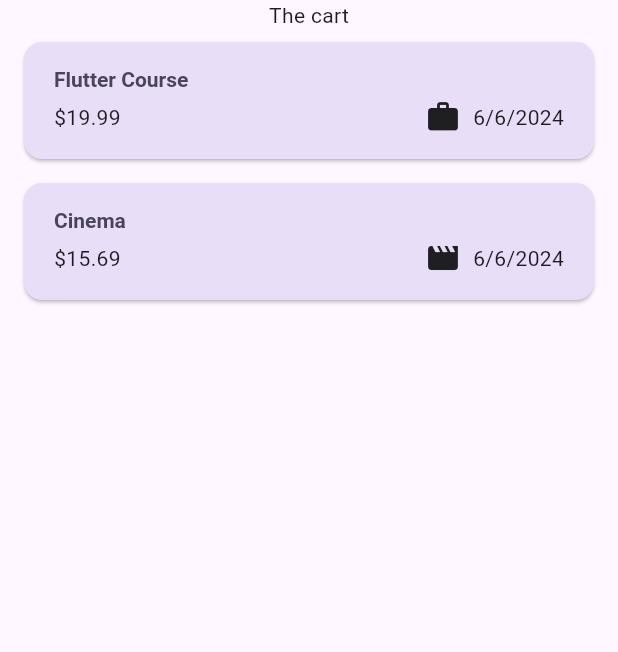
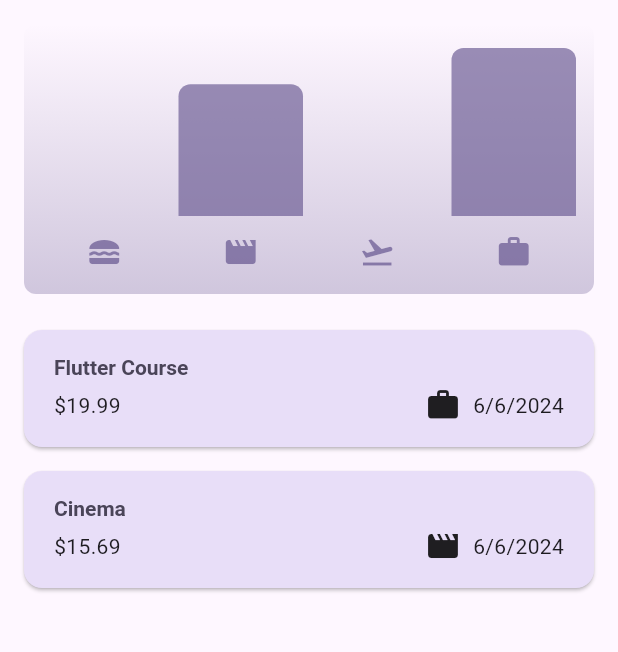
Before and after one commit to m0rb1u5/expense-tracker-app, a Flutter app: the screen it shows after launch, on a phone screen of 412 x 824 dp, the part 84-736 px from its top. Run offline on Flutter 3.47's test engine with Material 3 defaults, Android fonts, the phone set to English and light mode, and no system bars.

Commit message:
132. Adding Chart Widgets

```diff
--- /dev/null
+++ b/lib/widgets/chart/chart.dart
@@ -0,0 +1,95 @@
+import 'package:expense_tracker_app/models/expense.dart';
+import 'package:expense_tracker_app/widgets/chart/chart_bar.dart';
+import 'package:flutter/material.dart';
+
+
+class Chart extends StatelessWidget {
+  const Chart({super.key, required this.expenses});
+
+  final List<Expense> expenses;
+
+  List<ExpenseBucket> get buckets {
+    return [
+      ExpenseBucket.forCategory(expenses, Category.food),
+      ExpenseBucket.forCategory(expenses, Category.leisure),
+      ExpenseBucket.forCategory(expenses, Category.travel),
+      ExpenseBucket.forCategory(expenses, Category.work),
+    ];
+  }
+
+  double get maxTotalExpense {
+    double maxTotalExpense = 0;
+
+    for (final bucket in buckets) {
+      if (bucket.totalExpenses > maxTotalExpense) {
+        maxTotalExpense = bucket.totalExpenses;
+      }
+    }
+
+    return maxTotalExpense;
+  }
+
+  @override
+  Widget build(BuildContext context) {
+    final isDarkMode =
+        MediaQuery.of(context).platformBrightness == Brightness.dark;
+    return Container(
+      margin: const EdgeInsets.all(16),
+      padding: const EdgeInsets.symmetric(
+        vertical: 16,
+        horizontal: 8,
+      ),
+      width: double.infinity,
+      height: 180,
+      decoration: BoxDecoration(
+        borderRadius: BorderRadius.circular(8),
+        gradient: LinearGradient(
+          colors: [
+            Theme.of(context).colorScheme.primary.withOpacity(0.3),
+            Theme.of(context).colorScheme.primary.withOpacity(0.0)
+          ],
+          begin: Alignment.bottomCenter,
+          end: Alignment.topCenter,
+        ),
+      ),
+      child: Column(
+        children: [
+          Expanded(
+            child: Row(
+              crossAxisAlignment: CrossAxisAlignment.end,
+              children: [
+                for (final bucket in buckets) // alternative to map()
+                  ChartBar(
+                    fill: bucket.totalExpenses == 0
+                        ? 0
+                        : bucket.totalExpenses / maxTotalExpense,
+                  )
+              ],
+            ),
+          ),
+          const SizedBox(height: 12),
+          Row(
+            children: buckets
+                .map(
+                  (bucket) => Expanded(
+                    child: Padding(
+                      padding: const EdgeInsets.symmetric(horizontal: 4),
+                      child: Icon(
+                        categoryIcons[bucket.category],
+                        color: isDarkMode
+                            ? Theme.of(context).colorScheme.secondary
+                            : Theme.of(context)
+                                .colorScheme
+                                .primary
+                                .withOpacity(0.7),
+                      ),
+                    ),
+                  ),
+                )
+                .toList(),
+          )
+        ],
+      ),
+    );
+  }
+}
--- /dev/null
+++ b/lib/widgets/chart/chart_bar.dart
@@ -0,0 +1,34 @@
+import 'package:flutter/material.dart';
+
+class ChartBar extends StatelessWidget {
+  const ChartBar({
+    super.key,
+    required this.fill,
+  });
+
+  final double fill;
+
+  @override
+  Widget build(BuildContext context) {
+    final isDarkMode =
+        MediaQuery.of(context).platformBrightness == Brightness.dark;
+    return Expanded(
+      child: Padding(
+        padding: const EdgeInsets.symmetric(horizontal: 4),
+        child: FractionallySizedBox(
+          heightFactor: fill,
+          child: DecoratedBox(
+            decoration: BoxDecoration(
+              shape: BoxShape.rectangle,
+              borderRadius:
+                  const BorderRadius.vertical(top: Radius.circular(8)),
+              color: isDarkMode
+                  ? Theme.of(context).colorScheme.secondary
+                  : Theme.of(context).colorScheme.primary.withOpacity(0.65),
+            ),
+          ),
+        ),
+      ),
+    );
+  }
+}
--- a/lib/widgets/expenses.dart
+++ b/lib/widgets/expenses.dart
@@ -1,3 +1,4 @@
+import 'package:expense_tracker_app/widgets/chart/chart.dart';
 import 'package:expense_tracker_app/widgets/expenses_list/expenses_list.dart';
 import 'package:expense_tracker_app/models/expense.dart';
 import 'package:expense_tracker_app/widgets/new_expense.dart';
@@ -85,7 +86,7 @@ class _ExpensesState extends State<Expenses> {
       ),
       body: Column(
         children: [
-          const Text('The cart'),
+          Chart(expenses: _registeredExpenses),
           Expanded(
             child: mainContent,
           ),
```
